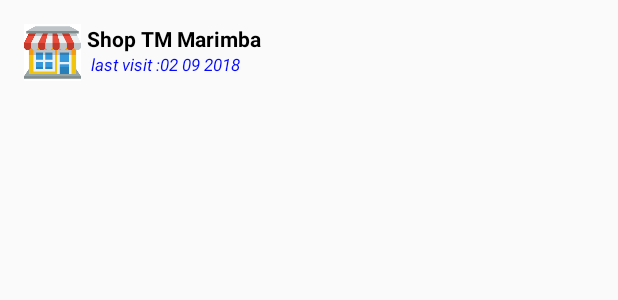
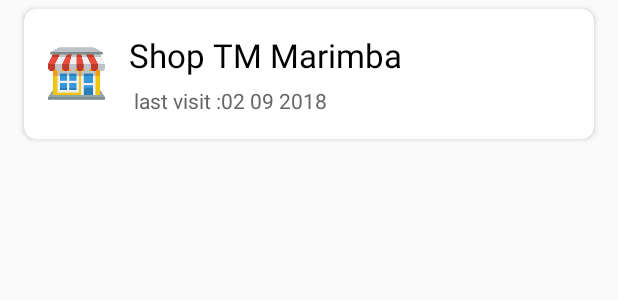
Before and after one commit to itailouis/stock_app, an Android app: the layout shop_active.xml on its own in the app's theme, with its tools: preview values and no code run, on a phone screen of 412 x 824 dp. Shown: the top 300 px of the screen. Run offline under Robolectric (Android 15) with nearby library versions, the phone set to English and light mode, and no system bars.

Commit message:
shop active

```diff
--- a/app/src/main/res/layout/history_row_item.xml
+++ b/app/src/main/res/layout/history_row_item.xml
@@ -40,6 +40,8 @@
         android:textColor="@color/colorPrimary"
         android:gravity="center_vertical"
         android:text="Example application"
-        android:textSize="16sp" />
+        android:textSize="16sp"
+        android:layout_toEndOf="@id/icon"
+        android:layout_alignParentEnd="true" />
 
 </RelativeLayout>
--- a/app/src/main/res/layout/shop_active.xml
+++ b/app/src/main/res/layout/shop_active.xml
@@ -1,41 +1,51 @@
 <?xml version="1.0" encoding="utf-8"?>
-<RelativeLayout
-    xmlns:android="http://schemas.android.com/apk/res/android"
+
+<android.support.v7.widget.CardView xmlns:android="http://schemas.android.com/apk/res/android"
+    xmlns:app="http://schemas.android.com/apk/res-auto"
     android:layout_width="match_parent"
     android:layout_height="wrap_content"
-    android:layout_margin="@dimen/fab_margin">
+    android:layout_marginBottom="6dp"
+    android:layout_marginEnd="@dimen/fab_margin"
+    android:layout_marginStart="@dimen/fab_margin"
+    android:layout_marginTop="6dp"
+    app:cardCornerRadius="8dp"
+    app:contentPadding="@dimen/activity_horizontal_margin">
+
+    <LinearLayout
+        android:layout_width="match_parent"
+        android:layout_height="wrap_content"
+        android:baselineAligned="false"
+        android:orientation="horizontal">
+
         <RelativeLayout
             android:id="@+id/image_container"
             android:layout_width="38dp"
             android:layout_height="38dp"
-        android:layout_weight="0"
-        android:layout_marginRight="15dp"
-        android:layout_gravity="center_vertical">
+            android:layout_gravity="center_vertical"
+            android:layout_marginEnd="16dp"
+            android:layout_marginRight="16dp"
+            android:layout_weight="0">
 
             <ImageView
-            android:src="@drawable/ic_shop"
                 android:id="@+id/image_user_list_profile"
                 android:layout_width="48dp"
                 android:layout_height="48dp"
-            android:layout_gravity="center_vertical"/>
+                android:layout_gravity="center_vertical"
+                android:src="@drawable/ic_shop" />
 
             <ImageView
-            android:visibility="gone"
                 android:id="@+id/image_user_list_blocked"
                 android:layout_width="48dp"
                 android:layout_height="48dp"
-            android:background="@drawable/icon_block_38_dp"/>
+                android:background="@drawable/icon_block_38_dp"
+                android:visibility="gone" />
 
         </RelativeLayout>
 
         <LinearLayout
-        android:layout_width="255dp"
+            android:layout_width="match_parent"
             android:layout_height="wrap_content"
-        android:layout_alignParentLeft="true"
-        android:layout_alignParentStart="true"
             android:layout_alignParentTop="true"
-        android:layout_marginLeft="42dp"
-        android:layout_marginStart="42dp"
             android:orientation="vertical">
 
             <TextView
@@ -44,45 +54,46 @@
                 android:layout_height="wrap_content"
                 android:text="Shop TM Marimba "
                 android:textColor="#000"
-            android:textStyle="bold" />
+                android:layout_marginBottom="6dp"
+                android:textSize="22sp" />
 
             <TextView
                 android:id="@+id/lastvisted"
                 android:layout_width="match_parent"
                 android:layout_height="wrap_content"
                 android:text=" last visit :02 09 2018"
-            android:textSize="11sp"
-            android:textStyle="italic"
-            android:textColor="#0409f9" />
+                android:textColor="#666" />
 
         </LinearLayout>
+
         <RelativeLayout
-        android:visibility="gone"
-        android:layout_alignParentEnd="true"
             android:id="@+id/relative_layout_blocked_by_me"
             android:layout_width="wrap_content"
             android:layout_height="wrap_content"
+            android:layout_alignParentEnd="true"
+            android:layout_alignParentRight="true"
             android:layout_gravity="center_vertical"
             android:layout_weight="0"
-        android:layout_alignParentRight="true">
+            android:visibility="gone">
 
             <TextView
                 android:id="@+id/lastvistedg"
                 android:layout_width="wrap_content"
                 android:layout_height="wrap_content"
-            android:textSize="11.5sp"
+                android:layout_marginLeft="10dp"
+                android:text="Blocked"
                 android:textColor="#000"
-            android:text="Blocked"
-            android:layout_marginLeft="10dp"/>
+                android:textSize="11.5sp" />
 
             <ImageView
-            android:layout_centerHorizontal="true"
-            android:padding="@dimen/fab_margin"
                 android:layout_width="18dp"
                 android:layout_height="18dp"
                 android:layout_below="@+id/lastvistedg"
-            android:background="@drawable/bg_circle"/>
+                android:layout_centerHorizontal="true"
+                android:background="@drawable/bg_circle"
+                android:padding="@dimen/fab_margin" />
 
         </RelativeLayout>
 
-</RelativeLayout>
+    </LinearLayout>
+</android.support.v7.widget.CardView>
--- a/app/src/main/res/layout/stop_list_item.xml
+++ b/app/src/main/res/layout/stop_list_item.xml
@@ -26,7 +26,8 @@
         android:layout_height="wrap_content"
         android:layout_alignParentStart="true"
         android:layout_centerVertical="true"
-        android:orientation="vertical">
+        android:orientation="vertical"
+        android:layout_alignParentLeft="true">
 
         <TextView
             android:id="@+id/shop_name_s"
```
Also changed, not shown: app/src/main/res/layout/list_item_shop.xml (+38 -37 lines). Lines whose indentation alone changed are shown as unchanged.
